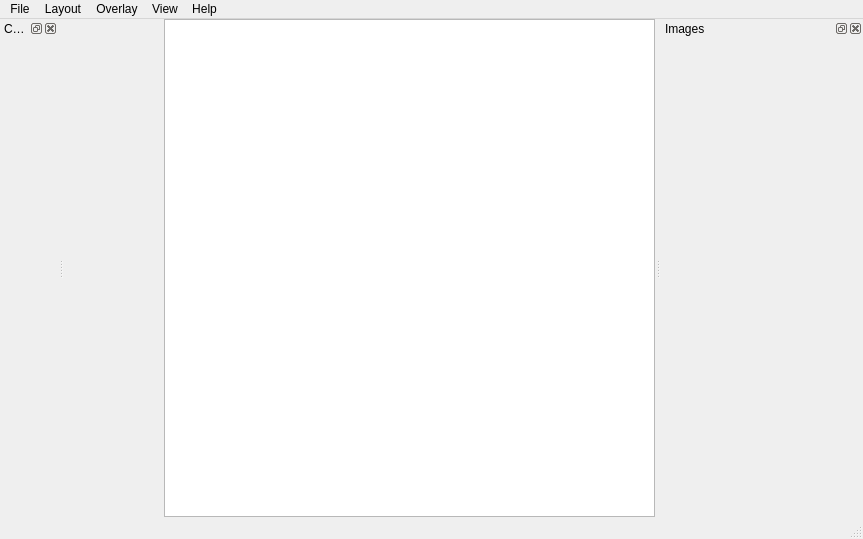
GIBIS-UNIFESP/BIAL-GUI, file mainwindow.ui: the form before one commit.
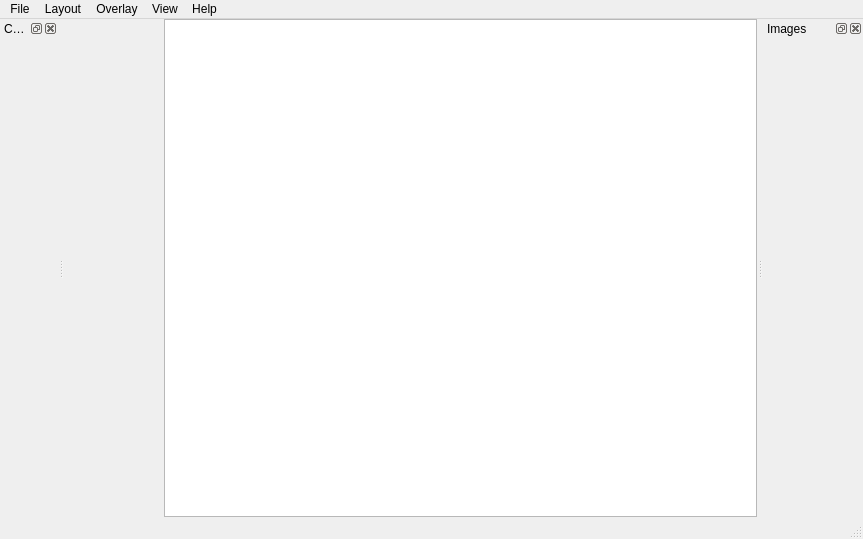
The form after the commit. Icons and pictures are not drawn. Custom widgets are drawn as their Qt base class.

```diff
--- a/mainwindow.ui
+++ b/mainwindow.ui
@@ -205,14 +205,20 @@
   </widget>
   <widget class="QDockWidget" name="thumbsDock">
    <property name="sizePolicy">
-    <sizepolicy hsizetype="Minimum" vsizetype="Preferred">
+    <sizepolicy hsizetype="Fixed" vsizetype="Preferred">
      <horstretch>0</horstretch>
      <verstretch>0</verstretch>
     </sizepolicy>
    </property>
+   <property name="minimumSize">
+    <size>
+     <width>100</width>
+     <height>35</height>
+    </size>
+   </property>
    <property name="maximumSize">
     <size>
-     <width>218</width>
+     <width>524287</width>
      <height>524287</height>
     </size>
    </property>
@@ -227,6 +233,21 @@
    </attribute>
    <widget class="QWidget" name="dockWidgetContents">
     <layout class="QGridLayout" name="gridLayout_12">
+     <property name="leftMargin">
+      <number>0</number>
+     </property>
+     <property name="topMargin">
+      <number>0</number>
+     </property>
+     <property name="rightMargin">
+      <number>0</number>
+     </property>
+     <property name="bottomMargin">
+      <number>0</number>
+     </property>
+     <property name="spacing">
+      <number>0</number>
+     </property>
      <item row="0" column="0">
       <widget class="ThumbsWidget" name="thumbsWidget" native="true">
        <property name="sizePolicy">
@@ -237,13 +258,13 @@
        </property>
        <property name="minimumSize">
         <size>
-         <width>180</width>
+         <width>100</width>
          <height>0</height>
         </size>
        </property>
        <property name="maximumSize">
         <size>
-         <width>200</width>
+         <width>100</width>
          <height>16777215</height>
         </size>
        </property>
```
Left out of the diff: 17 changed lines with no effect on the pictures.
